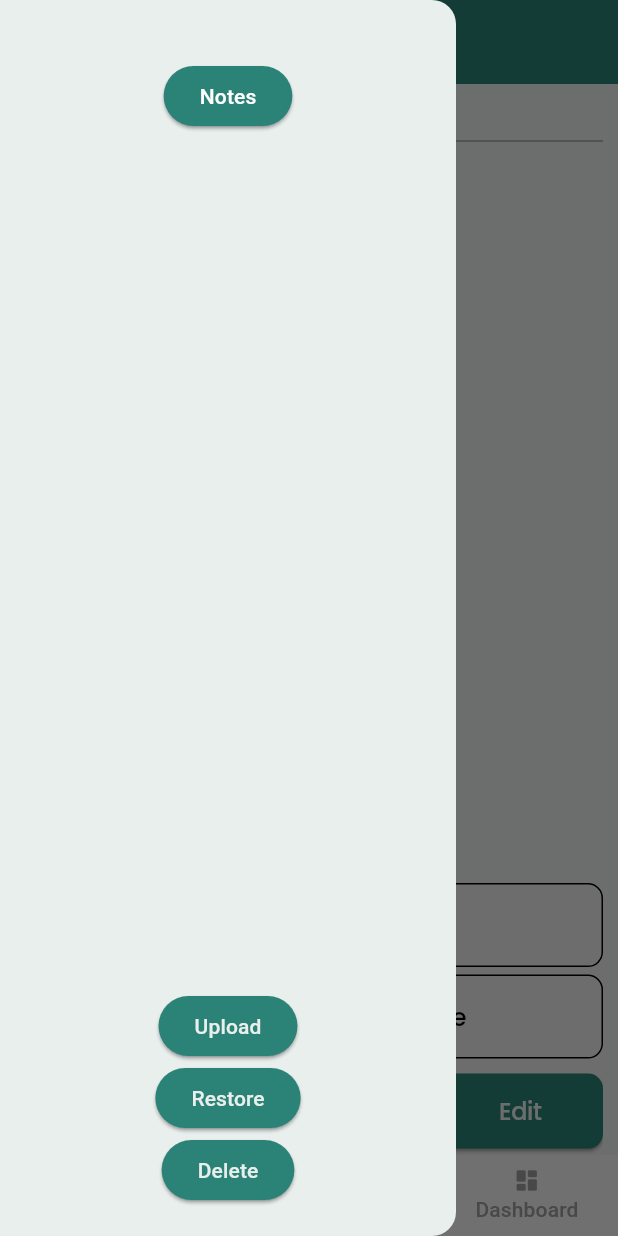
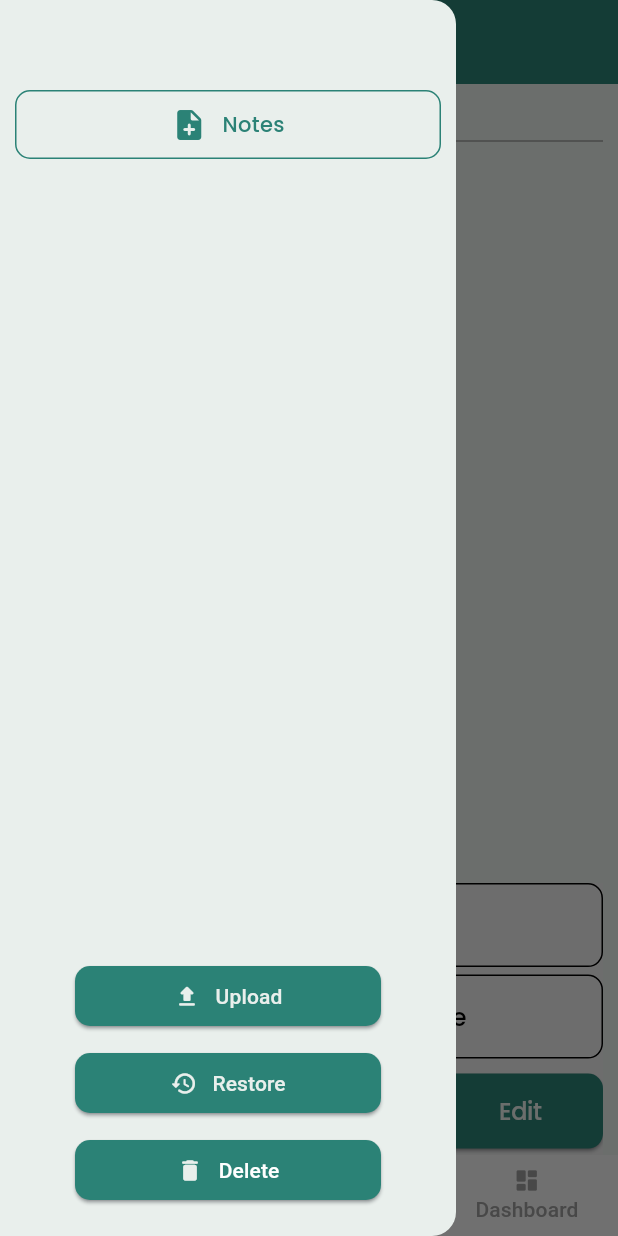
Before and after one commit to Mahbub-Hasan-Talukder/dokan-diary, a Flutter app: the screen it shows after launch, with the side drawer open, on a phone screen of 412 x 824 dp. Run offline on Flutter 3.47's test engine with Material 3 defaults, Android fonts, the phone set to English and light mode, and no system bars; our stand-ins replace bloc, cloud_firestore, dartz, equatable, file_picker, firebase_core and 6 more; accounts and stored records are empty.

Commit message:
Feature/add-note: feature note complete

```diff
--- /dev/null
+++ b/devtools_options.yaml
@@ -0,0 +1,3 @@
+description: This file stores settings for Dart & Flutter DevTools.
+documentation: https://docs.flutter.dev/tools/devtools/extensions#configure-extension-enablement-states
+extensions:
--- a/lib/features/add_note/presentation/page/notes_list_page.dart
+++ b/lib/features/add_note/presentation/page/notes_list_page.dart
@@ -48,7 +48,7 @@ class _NotesListPageState extends State<NotesListPage> {
         child: const Icon(Icons.add),
       ),
       appBar: AppBar(
-        title: const Text('Note Page'),
+        title: const Text('Notes'),
         centerTitle: true,
       ),
       body: SafeArea(
--- a/lib/features/add_note/presentation/widget/view_notes.dart
+++ b/lib/features/add_note/presentation/widget/view_notes.dart
@@ -1,9 +1,6 @@
-import 'dart:math';
-
 import 'package:flutter/material.dart';
 import 'package:flutter_bloc/flutter_bloc.dart';
 
-import '../../../../core/di/di.dart';
 import '../../domain/entity/note_entity.dart';
 import '../bloc/delete_note/delete_note_cubit.dart';
 import '../bloc/get_note/get_note_cubit.dart';
@@ -43,7 +40,6 @@ class _ViewNotesState extends State<ViewNotes> {
             );
           }
           if (state is GetNoteSuccess) {
-            print('dbg get notes: ${state.notes.length}');
             if (state.notes.isEmpty) {
               return const Center(
                 child: Text('No notes found'),
--- a/lib/features/backup/data/repository_imp/backup_repo_imp.dart
+++ b/lib/features/backup/data/repository_imp/backup_repo_imp.dart
@@ -38,7 +38,6 @@ class BackupRepoImp implements BackupRepository {
       final data = await sqLiteDataSource.fetchLocalData('Items');
       await backupDataSource.upload(data, 'Items');
       final data1 = await sqLiteDataSource.fetchLocalData('Sales');
-      print('dbg $data1');
       await backupDataSource.upload(data1, 'Sales');
       return Left('Success');
     } catch (e) {
--- a/lib/features/backup/presentation/widgets/delete_data.dart
+++ b/lib/features/backup/presentation/widgets/delete_data.dart
@@ -18,7 +18,11 @@ class _DeleteWidgetState extends State<DeleteWidget> {
 
   @override
   Widget build(BuildContext context) {
-    return ElevatedButton(
+    return SizedBox(
+      width: double.infinity,
+      child: Padding(
+        padding: const EdgeInsets.symmetric(horizontal: 50.0),
+        child: ElevatedButton(
           onPressed: () {
             showDialog(
               context: context,
@@ -28,7 +32,8 @@ class _DeleteWidgetState extends State<DeleteWidget> {
                     'Delete Data',
                     style: TextStyle(color: Colors.red),
                   ),
-              content: const Text('Are you sure you want to delete your data?'),
+                  content:
+                      const Text('Are you sure you want to delete your data?'),
                   actions: [
                     TextButton(
                       onPressed: () {
@@ -53,6 +58,11 @@ class _DeleteWidgetState extends State<DeleteWidget> {
             );
           },
           style: ButtonStyle(
+            shape: WidgetStatePropertyAll(
+              RoundedRectangleBorder(
+                borderRadius: BorderRadius.circular(10),
+              ),
+            ),
             backgroundColor: WidgetStatePropertyAll(
               Theme.of(context).colorScheme.primary,
             ),
@@ -60,7 +70,19 @@ class _DeleteWidgetState extends State<DeleteWidget> {
               Theme.of(context).colorScheme.surface,
             ),
           ),
-      child: const Text('Delete'),
+          child: const Row(
+            mainAxisAlignment: MainAxisAlignment.center,
+            children: [
+              Icon(Icons.delete_rounded),
+              SizedBox(width: 10),
+              Text(
+                'Delete',
+                style: TextStyle(color: Colors.white),
+              ),
+            ],
+          ),
+        ),
+      ),
     );
   }
 }
--- a/lib/features/backup/presentation/widgets/restore_widget.dart
+++ b/lib/features/backup/presentation/widgets/restore_widget.dart
@@ -48,7 +48,12 @@ class _RestoreWidgetState extends State<RestoreWidget> {
             );
           });
         }
-        return ElevatedButton(
+        return SizedBox(
+          width: double.infinity,
+          child: Padding(
+            padding:
+                const EdgeInsets.symmetric(horizontal: 50.0, vertical: 10.0),
+            child: ElevatedButton(
               onPressed: () {
                 showDialog(
                     context: context,
@@ -76,6 +81,11 @@ class _RestoreWidgetState extends State<RestoreWidget> {
                     });
               },
               style: ButtonStyle(
+                shape: WidgetStatePropertyAll(
+                  RoundedRectangleBorder(
+                    borderRadius: BorderRadius.circular(10),
+                  ),
+                ),
                 backgroundColor: WidgetStatePropertyAll(
                   Theme.of(context).colorScheme.primary,
                 ),
@@ -83,7 +93,16 @@ class _RestoreWidgetState extends State<RestoreWidget> {
                   Theme.of(context).colorScheme.surface,
                 ),
               ),
-          child: Text('Restore'),
+              child: const Row(
+                mainAxisAlignment: MainAxisAlignment.center,
+                children: [
+                  Icon(Icons.restore_rounded),
+                  SizedBox(width: 10),
+                  Text('Restore'),
+                ],
+              ),
+            ),
+          ),
         );
       },
     );
--- a/lib/features/backup/presentation/widgets/upload_widget.dart
+++ b/lib/features/backup/presentation/widgets/upload_widget.dart
@@ -48,15 +48,19 @@ class _UploadWidgetState extends State<UploadWidget> {
               );
             });
           }
-          return ElevatedButton(
+          return SizedBox(
+            width: double.infinity,
+            child: Padding(
+              padding: const EdgeInsets.symmetric(horizontal: 50.0),
+              child: ElevatedButton(
                 onPressed: () {
                   showDialog(
                       context: context,
                       builder: (context) {
                         return AlertDialog(
                           title: const Text('Upload Data'),
-                      content:
-                          const Text('Are you sure you want to upload data?'),
+                          content: const Text(
+                              'Are you sure you want to upload data?'),
                           actions: [
                             TextButton(
                               onPressed: () {
@@ -76,6 +80,11 @@ class _UploadWidgetState extends State<UploadWidget> {
                       });
                 },
                 style: ButtonStyle(
+                  shape: WidgetStatePropertyAll(
+                    RoundedRectangleBorder(
+                      borderRadius: BorderRadius.circular(10),
+                    ),
+                  ),
                   backgroundColor: WidgetStatePropertyAll(
                     Theme.of(context).colorScheme.primary,
                   ),
@@ -83,7 +92,16 @@ class _UploadWidgetState extends State<UploadWidget> {
                     Theme.of(context).colorScheme.surface,
                   ),
                 ),
-            child: Text('Upload'),
+                child: const Row(
+                  mainAxisAlignment: MainAxisAlignment.center,
+                  children: [
+                    Icon(Icons.upload_rounded),
+                    SizedBox(width: 10),
+                    Text('Upload'),
+                  ],
+                ),
+              ),
+            ),
           );
         },
       ),
--- a/lib/features/landing.dart
+++ b/lib/features/landing.dart
@@ -134,24 +134,50 @@ class _HomePageState extends State<HomePage> {
     return Drawer(
       child: Column(
         children: [
-          const SizedBox(height: 40),
-          ElevatedButton(
-            onPressed: () {
-              Navigator.push(
-                context,
-                MaterialPageRoute(
-                  builder: (context) => const NotesListPage(),
-                ),
-              );
-            },
-            child: const Text('Notes', style: TextStyle(color: Colors.white)),
-          ),
+          const SizedBox(height: 50),
+          _notes(context),
           const Expanded(child: SizedBox()),
           const UploadWidget(),
           const RestoreWidget(),
           const DeleteWidget(),
           const SizedBox(height: 20),
         ],
+      ),
+    );
+  }
+
+  GestureDetector _notes(BuildContext context) {
+    return GestureDetector(
+      onTap: () {
+        Navigator.push(
+          context,
+          MaterialPageRoute(
+            builder: (context) => const NotesListPage(),
+          ),
+        );
+      },
+      child: Container(
+        padding: const EdgeInsets.all(10),
+        margin: const EdgeInsets.all(10),
+        decoration: BoxDecoration(
+          border: Border.all(
+            color: Theme.of(context).colorScheme.primary,
+          ),
+          color: Theme.of(context).colorScheme.surface,
+          borderRadius: BorderRadius.circular(10),
+        ),
+        child: Row(
+          mainAxisAlignment: MainAxisAlignment.center,
+          children: [
+            Icon(Icons.note_add_rounded,
+                color: Theme.of(context).colorScheme.primary),
+            const SizedBox(width: 10),
+            Text(
+              'Notes',
+              style: TextStyle(color: Theme.of(context).colorScheme.primary),
+            ),
+          ],
+        ),
       ),
     );
   }
```
Lines whose indentation alone changed are shown as unchanged.
